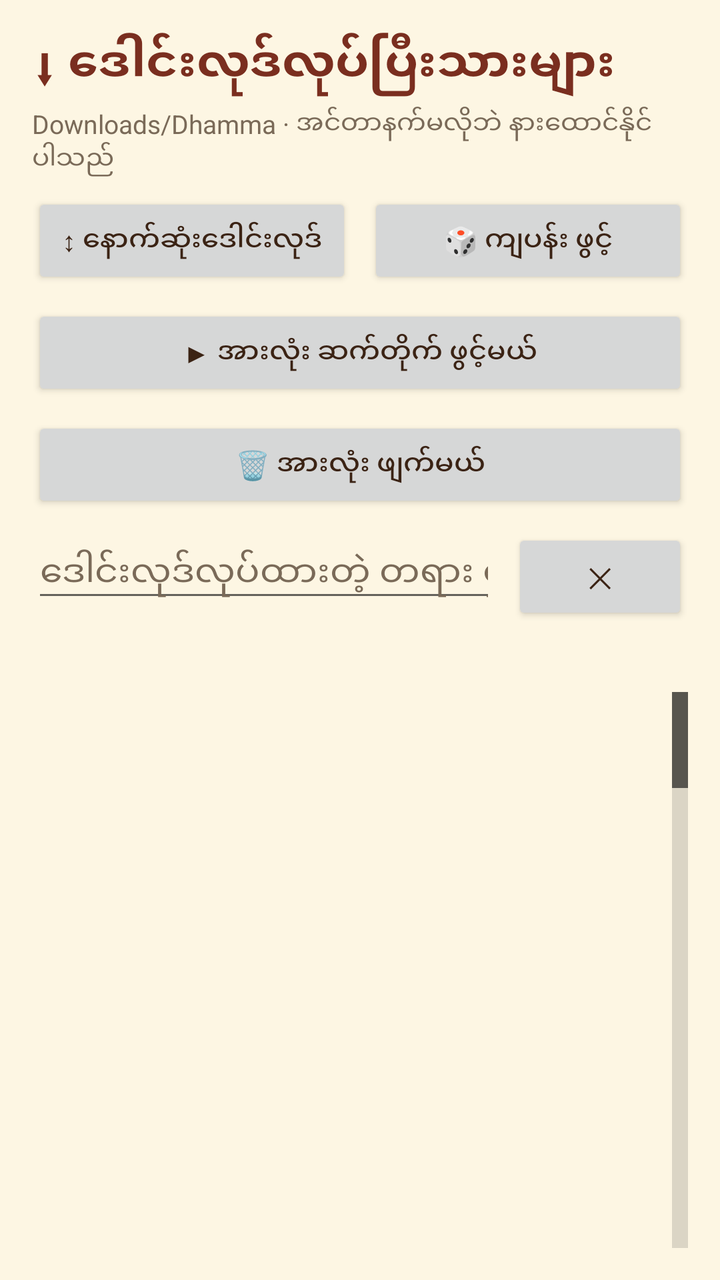
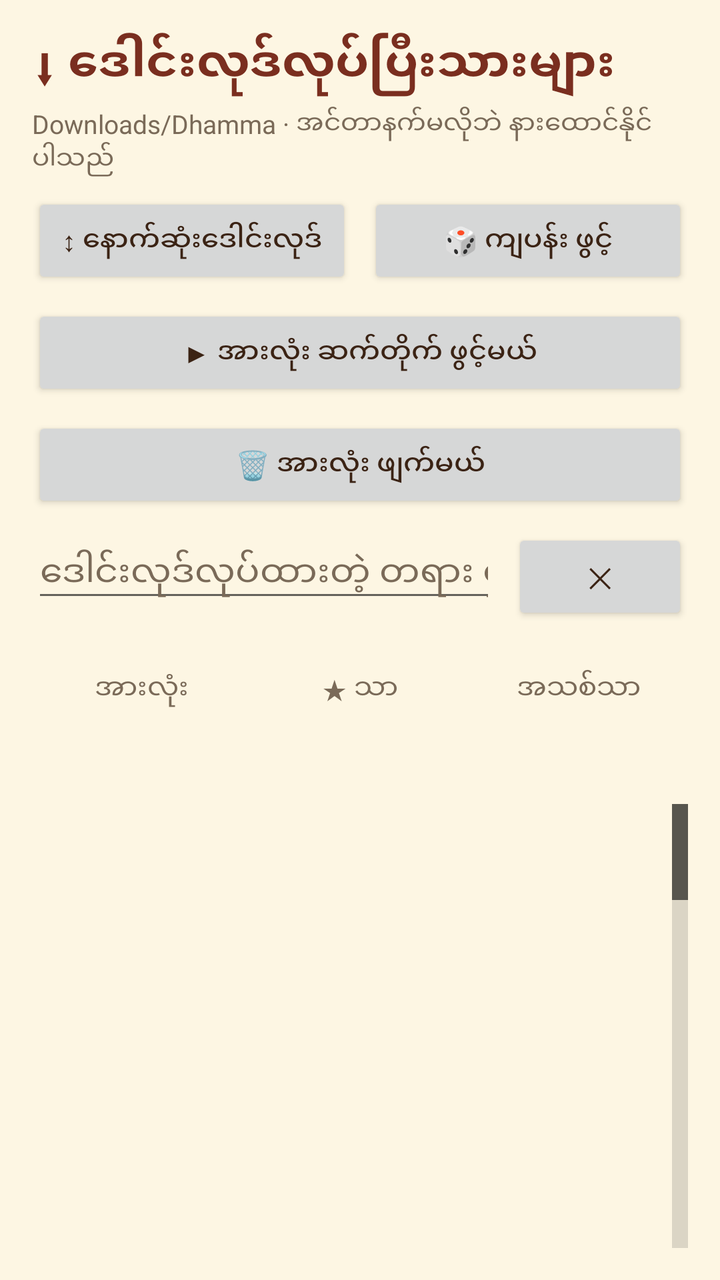

Compare the two renders of this Android layout. The source of the first and the diff that turns it into the second are given below.
<!-- AndroidManifest.xml: application theme AppTheme -->
<!-- res/layout/activity_downloaded.xml -->
<?xml version="1.0" encoding="utf-8"?>
<LinearLayout xmlns:android="http://schemas.android.com/apk/res/android"
    android:id="@+id/root"
    android:layout_width="match_parent"
    android:layout_height="match_parent"
    android:background="@color/bg"
    android:orientation="vertical"
    android:padding="16dp">
    <TextView
        android:id="@+id/dlHeader"
        android:layout_width="match_parent"
        android:layout_height="wrap_content"
        android:text="⬇ ဒေါင်းလုဒ်လုပ်ပြီးသားများ"
        android:textColor="@color/maroon"
        android:textSize="24sp"
        android:textStyle="bold" />
    <TextView
        android:id="@+id/dlSubtitle"
        android:layout_width="match_parent"
        android:layout_height="wrap_content"
        android:layout_marginTop="4dp"
        android:text="Downloads/Dhamma · အင်တာနက်မလိုဘဲ နားထောင်နိုင်ပါသည်"
        android:textColor="@color/muted"
        android:textSize="13sp" />
    <LinearLayout
        android:id="@+id/dlBtnRow"
        android:layout_width="match_parent"
        android:layout_height="wrap_content"
        android:layout_marginTop="8dp"
        android:orientation="horizontal">
        <Button
            android:id="@+id/btnDlSort"
            android:layout_width="0dp"
            android:layout_height="wrap_content"
            android:layout_weight="1"
            android:text="↕ နောက်ဆုံးဒေါင်းလုဒ်" />
        <Button
            android:id="@+id/btnDlRandom"
            android:layout_width="0dp"
            android:layout_height="wrap_content"
            android:layout_marginLeft="8dp"
            android:layout_weight="1"
            android:text="🎲 ကျပန်း ဖွင့်" />
    </LinearLayout>
    <Button
        android:id="@+id/btnDlPlayAll"
        android:layout_width="match_parent"
        android:layout_height="wrap_content"
        android:layout_marginTop="8dp"
        android:text="▶ အားလုံး ဆက်တိုက် ဖွင့်မယ်" />
    <Button
        android:id="@+id/btnDlDeleteAll"
        android:layout_width="match_parent"
        android:layout_height="wrap_content"
        android:layout_marginTop="8dp"
        android:text="🗑 အားလုံး ဖျက်မယ်" />
    <LinearLayout
        android:id="@+id/dlSearchRow"
        android:layout_width="match_parent"
        android:layout_height="wrap_content"
        android:layout_marginTop="8dp"
        android:orientation="horizontal">
        <EditText
            android:id="@+id/searchDl"
            android:layout_width="0dp"
            android:layout_height="wrap_content"
            android:layout_weight="1"
            android:hint="ဒေါင်းလုဒ်လုပ်ထားတဲ့ တရား ရှာပါ…"
            android:inputType="text"
            android:textColor="@color/ink"
            android:textColorHint="@color/muted" />
        <Button
            android:id="@+id/btnClearDlSearch"
            android:layout_width="wrap_content"
            android:layout_height="wrap_content"
            android:layout_marginLeft="8dp"
            android:text="✕" />
    </LinearLayout>
    <TextView
        android:id="@+id/totalText"
        android:layout_width="match_parent"
        android:layout_height="wrap_content"
        android:layout_marginTop="4dp"
        android:textColor="@color/muted"
        android:textSize="13sp" />
    <TextView
        android:id="@+id/emptyText"
        android:layout_width="match_parent"
        android:layout_height="wrap_content"
        android:layout_marginTop="24dp"
        android:text="ဒေါင်းလုဒ်လုပ်ထားတာ မရှိသေးပါ။ မိုဘိုင်းဒေတာနဲ့ တရားဖွင့်ရင် “Wi-Fi ရမှ ဒေါင်းလုဒ်လုပ်မယ်” ကို ရွေးပါ။"
        android:textColor="@color/muted"
        android:textSize="15sp"
        android:visibility="gone" />
    <ListView
        android:id="@+id/list"
        android:layout_width="match_parent"
        android:layout_height="0dp"
        android:layout_marginTop="12dp"
        android:layout_weight="1"
        android:dividerHeight="1dp"
        android:fastScrollEnabled="true" />
    
    <LinearLayout
        android:id="@+id/dlQueuePreview"
        android:layout_width="match_parent"
        android:layout_height="wrap_content"
        android:layout_marginTop="12dp"
        android:orientation="vertical"
        android:visibility="gone" />
    
    <LinearLayout
        android:id="@+id/nowStrip"
        android:layout_width="match_parent"
        android:layout_height="wrap_content"
        android:layout_marginTop="12dp"
        android:background="@drawable/nav_glass"
        android:orientation="vertical"
        android:padding="10dp"
        android:visibility="gone">
        <LinearLayout
            android:layout_width="match_parent"
            android:layout_height="wrap_content"
            android:gravity="center_vertical"
            android:orientation="horizontal">
            <com.h2h.dhamma.CircleImageView
                android:id="@+id/nowStripPhoto"
                android:layout_width="44dp"
                android:layout_height="44dp"
                android:layout_marginEnd="10dp"
                android:scaleType="centerCrop"
                android:visibility="gone" />
            <LinearLayout
                android:layout_width="0dp"
                android:layout_height="wrap_content"
                android:layout_weight="1"
                android:orientation="vertical">
                <TextView
                    android:id="@+id/nowStripText"
                    android:layout_width="match_parent"
                    android:layout_height="wrap_content"
                    android:ellipsize="end"
                    android:maxLines="1"
                    android:textColor="@color/gold"
                    android:textSize="14sp"
                    android:textStyle="bold" />
                <TextView
                    android:id="@+id/nowStripSub"
                    android:layout_width="match_parent"
                    android:layout_height="wrap_content"
                    android:ellipsize="end"
                    android:maxLines="1"
                    android:textColor="@color/muted"
                    android:textSize="12sp" />
            </LinearLayout>
        </LinearLayout>
        
            <LinearLayout
                android:layout_width="match_parent"
                android:layout_height="wrap_content"
                android:gravity="center_horizontal"
                android:orientation="horizontal">
            <TextView
                android:id="@+id/nowStripPrev"
                android:background="?android:attr/selectableItemBackgroundBorderless"
                android:layout_margin="2dp"
                android:layout_width="48dp"
                android:layout_height="48dp"
                android:gravity="center"
                android:includeFontPadding="false"
                android:text="⏮"
                android:textColor="#FFFFFF"
                android:textSize="24sp" />
            <TextView
                android:id="@+id/nowStripToggle"
                android:background="?android:attr/selectableItemBackgroundBorderless"
                android:layout_margin="2dp"
                android:layout_width="48dp"
                android:layout_height="48dp"
                android:gravity="center"
                android:includeFontPadding="false"
                android:text="▶"
                android:textColor="#FFFFFF"
                android:textSize="24sp" />
            <TextView
                android:id="@+id/nowStripNext"
                android:background="?android:attr/selectableItemBackgroundBorderless"
                android:layout_margin="2dp"
                android:layout_width="48dp"
                android:layout_height="48dp"
                android:gravity="center"
                android:includeFontPadding="false"
                android:text="⏭"
                android:textColor="#FFFFFF"
                android:textSize="24sp" />

            
            
            
            </LinearLayout>
        
        <ProgressBar
            android:id="@+id/nowStripProgress"
            style="?android:attr/progressBarStyleHorizontal"
            android:layout_width="match_parent"
            android:layout_height="4dp"
            android:layout_marginTop="6dp"
            android:max="1000"
            android:progress="0"
            android:progressBackgroundTint="#40C9A227"
            android:progressTint="#C9A227" />
    </LinearLayout>

</LinearLayout>
<!-- resources referenced by this layout -->
<resources>
  <color name="bg">#FDF6E3</color>
  <color name="gold">#C9A227</color>
  <color name="ink">#3B2314</color>
  <color name="maroon">#7A2E1F</color>
  <color name="muted">#7A6A58</color>
  <!-- drawable nav_glass (drawable) -->
  <?xml version="1.0" encoding="utf-8"?>
  <layer-list xmlns:android="http://schemas.android.com/apk/res/android">
      <item>
          <shape android:shape="rectangle">
              <solid android:color="#59FFFFFF" />
              <stroke android:width="1dp" android:color="#99C9A227" />
              <corners android:radius="28dp" />
          </shape>
      </item>
      <item>
          <shape android:shape="rectangle">
              <gradient android:angle="270" android:startColor="#80FFFFFF" android:centerColor="#1AFFFFFF" android:centerY="0.45" android:endColor="#00FFFFFF" android:type="linear" />
              <corners android:radius="28dp" />
          </shape>
      </item>
  </layer-list>
  <style name="AppTheme" parent="android:Theme.Material.Light.NoActionBar">
          <item name="android:colorPrimary">@color/maroon</item>
          <item name="android:colorPrimaryDark">@color/maroon</item>
          <item name="android:colorAccent">@color/gold</item>
          <item name="android:windowBackground">@color/bg</item>
          <item name="android:textColorPrimary">@color/ink</item>
      </style>
</resources>

<!-- the commit's change to res/layout/activity_downloaded.xml (unified diff, before → after) -->
@@ -75,6 +75,41 @@
             android:layout_height="wrap_content"
             android:layout_marginLeft="8dp"
             android:text="✕" />
+    </LinearLayout>
+    
+    <LinearLayout
+        android:id="@+id/dlFilterRow"
+        android:layout_width="match_parent"
+        android:layout_height="wrap_content"
+        android:layout_marginTop="8dp"
+        android:orientation="horizontal">
+        <TextView
+            android:id="@+id/chipDlAll"
+            android:layout_width="0dp"
+            android:layout_height="48dp"
+            android:layout_weight="1"
+            android:gravity="center"
+            android:text="အားလုံး"
+            android:textColor="@color/muted"
+            android:textSize="14sp" />
+        <TextView
+            android:id="@+id/chipDlStar"
+            android:layout_width="0dp"
+            android:layout_height="48dp"
+            android:layout_weight="1"
+            android:gravity="center"
+            android:text="★ သာ"
+            android:textColor="@color/muted"
+            android:textSize="14sp" />
+        <TextView
+            android:id="@+id/chipDlNew"
+            android:layout_width="0dp"
+            android:layout_height="48dp"
+            android:layout_weight="1"
+            android:gravity="center"
+            android:text="အသစ်သာ"
+            android:textColor="@color/muted"
+            android:textSize="14sp" />
     </LinearLayout>
     <TextView
         android:id="@+id/totalText"
